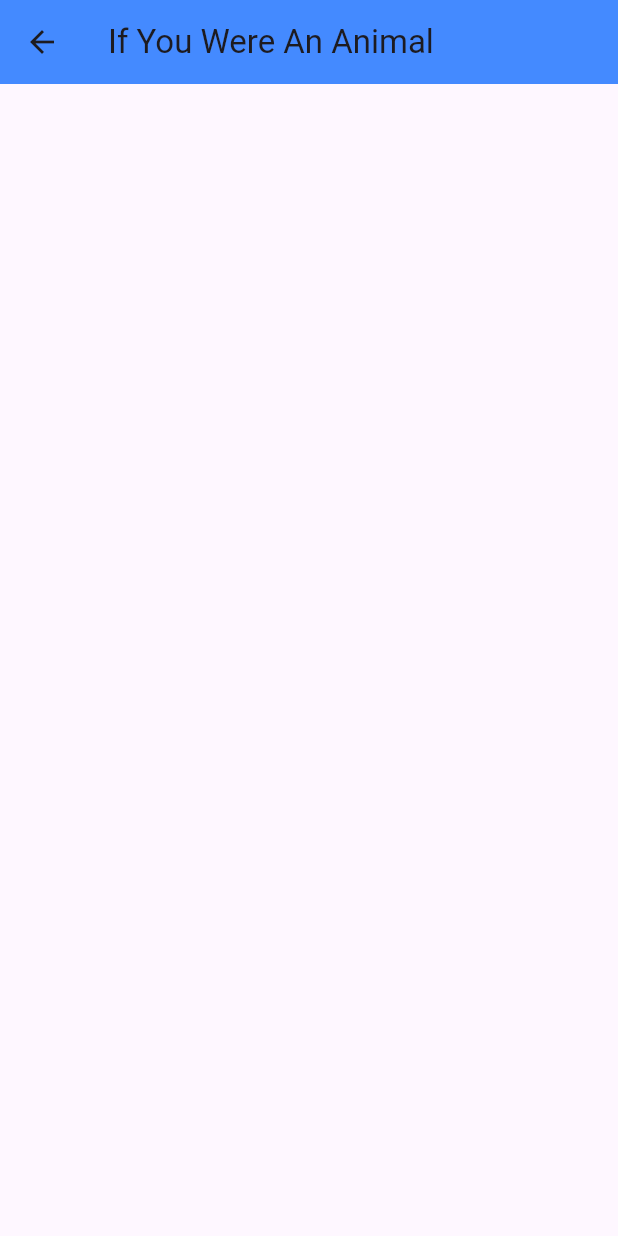
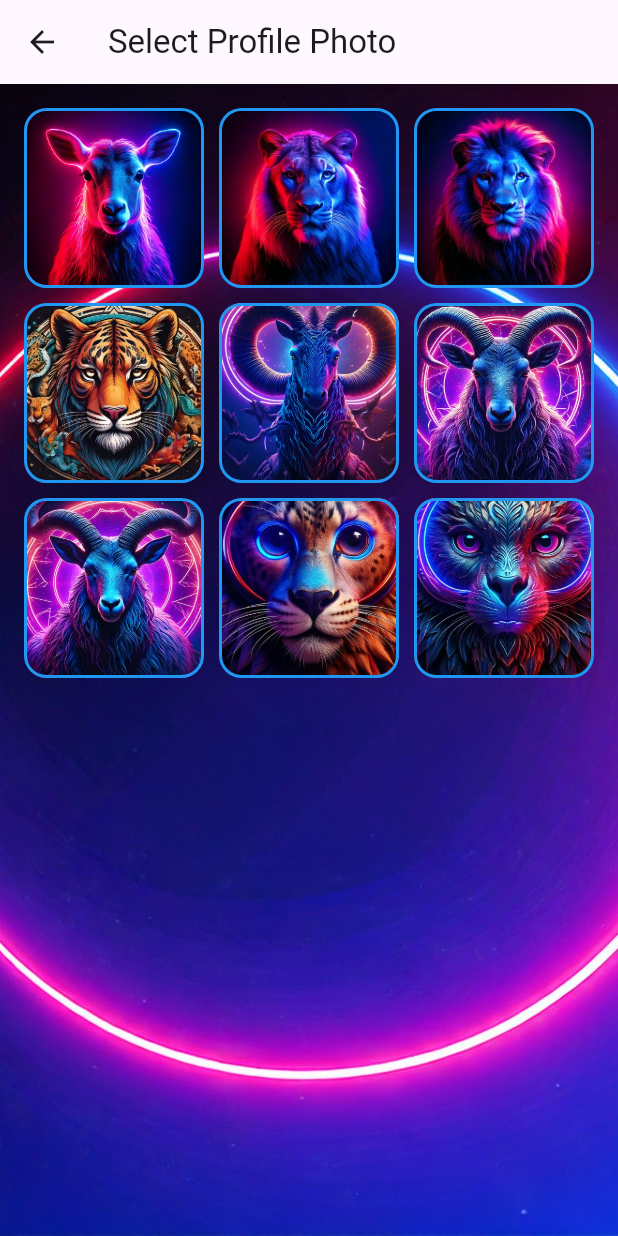
Before and after one commit to NsAshrafi/task-terk, a Flutter app: the SetProfilePhotoPage screen opened directly, on a phone screen of 412 x 824 dp. Run offline on Flutter 3.47's test engine with Material 3 defaults, Android fonts, the light colour scheme and no system bars; our stand-ins replace shared_preferences, simple_animations; missing offline and left inert: widget_circular_animator; accounts and stored records are empty.

Commit message:
added some profile pic on some box

```diff
--- a/lib/pages/set_profilephoto.dart
+++ b/lib/pages/set_profilephoto.dart
@@ -16,13 +16,50 @@ class SetProfilePhotoPage extends StatelessWidget {
       'assets/img/profiles/8.jpg',
       'assets/img/profiles/9.jpg',
     ];
-    return Scaffold (
-      appBar:AppBar(
-        title: const Text('If You Were An Animal'),
-         backgroundColor: Colors.blueAccent,
-      ) ,
-
-      );
+    return Scaffold(
+      appBar: AppBar(
+        title: const Text('Select Profile Photo'),
+        // backgroundColor: Colors.blueAccent,
+      ),
+      body: Container(
+        decoration: const BoxDecoration(
+          image: DecorationImage(
+            image: AssetImage('assets/img/backsign.jpg'),
+            fit: BoxFit.cover,
+          ),
+        ),
+        child: Center(
+          child: Padding(
+            padding: const EdgeInsets.all(16.0),
+            child: GridView.builder(
+              gridDelegate: const SliverGridDelegateWithFixedCrossAxisCount(
+                crossAxisCount: 3,
+                crossAxisSpacing: 10,
+                mainAxisSpacing: 10,
+              ),
+              itemCount: imagePaths.length,
+              itemBuilder: (context, index) {
+                return GestureDetector(
+                  onTap: () {
+                    Navigator.pop(context, imagePaths[index]);
+                  },
+                  child: Container(
+                    decoration: BoxDecoration(
+                      borderRadius: BorderRadius.circular(15),
+                      border: Border.all(color: Colors.blue, width: 2),
+                      image: DecorationImage(
+                        image: AssetImage(imagePaths[index]),
+                        fit: BoxFit.cover,
+                      ),
+                    ),
+                  ),
+                );
+              },
+            ),
+          ),
+        ),
+      ),
+    );
   }
 }
 
```
